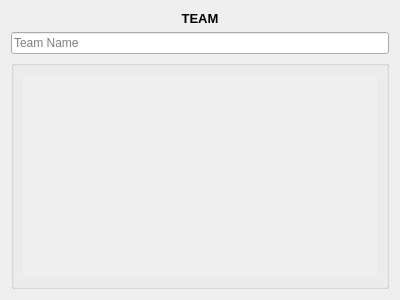
Above: src/layout/TSHScoreboardTeam.ui from joaorb64/TournamentStreamHelper before the change. Below: the same form after it.
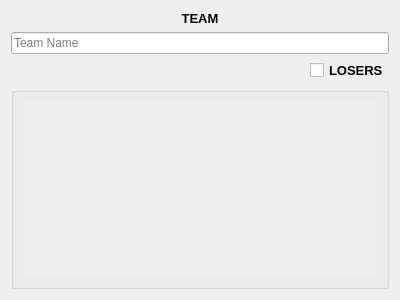
That is the form after the change.

Commit message: Add losers checkbox

```diff
--- a/src/layout/TSHScoreboardTeam.ui
+++ b/src/layout/TSHScoreboardTeam.ui
@@ -42,6 +42,20 @@
      </item>
     </layout>
    </item>
+   <item alignment="Qt::AlignRight">
+    <widget class="QCheckBox" name="losers">
+     <property name="font">
+      <font>
+       <pointsize>10</pointsize>
+       <weight>75</weight>
+       <bold>true</bold>
+      </font>
+     </property>
+     <property name="text">
+      <string>LOSERS</string>
+     </property>
+    </widget>
+   </item>
    <item>
     <widget class="QGroupBox" name="groupBox">
      <property name="sizePolicy">
@@ -84,7 +98,7 @@
            <x>0</x>
            <y>0</y>
            <width>358</width>
-           <height>200</height>
+           <height>172</height>
           </rect>
          </property>
          <layout class="QVBoxLayout" name="verticalLayout_5">
```
Left out of the diff: 3 changed lines with no effect on the pictures. The commit also changes 2 other files.
